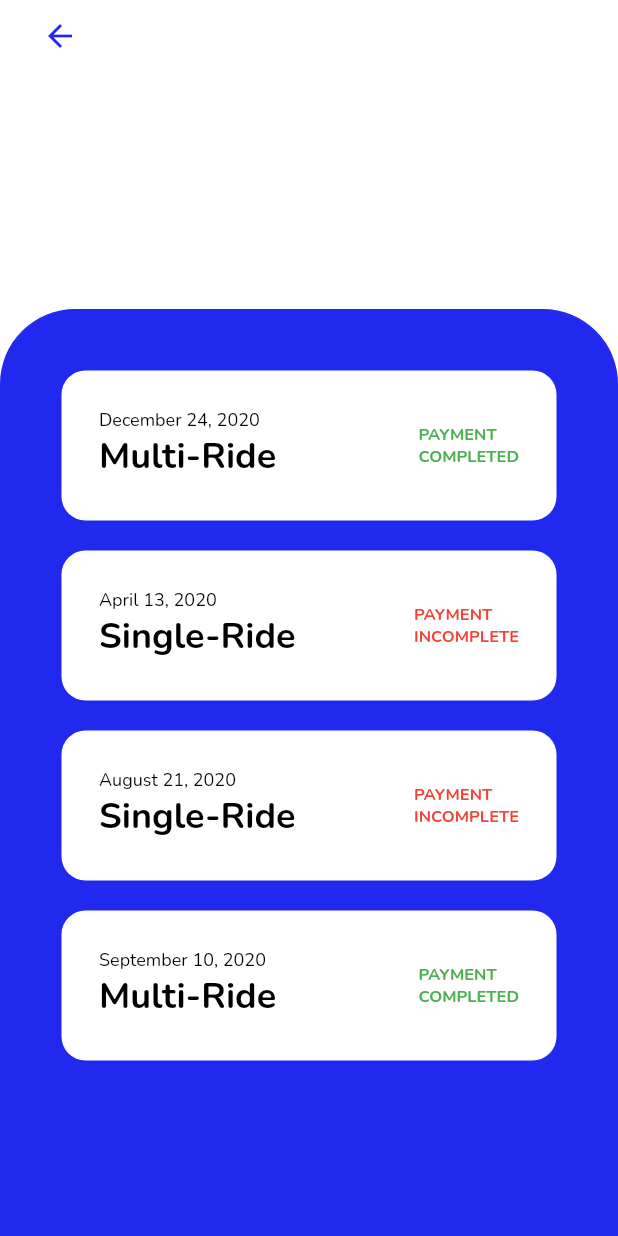
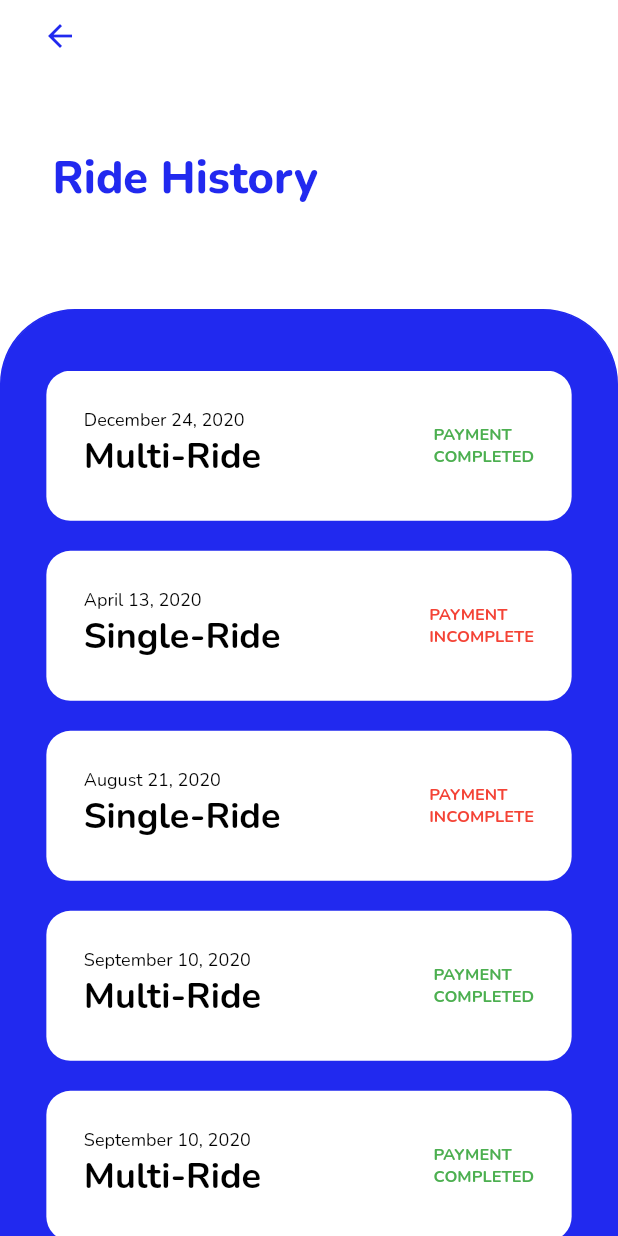
Before and after one commit to lhancewong/CSCI42-One-Big-Car, a Flutter app: the RideHistory screen opened by its route, on a phone screen of 412 x 824 dp. Run offline on Flutter 3.47's test engine with Material 2 defaults, Android fonts, the phone set to English and light mode, and no system bars; our stand-ins replace date_field, firebase_auth, firebase_core; missing offline and left inert: firebase_ui_auth; accounts and stored records are empty.

Commit message:
Add scrolling list feature to ride history page

```diff
--- a/lib/pages/ride_history.dart
+++ b/lib/pages/ride_history.dart
@@ -24,42 +24,69 @@ class _RideHistoryState extends State<RideHistory> {
   @override
   Widget build(BuildContext context) {
     double screenHeight = MediaQuery.of(context).size.height;
+    Color obcBlue = const Color.fromRGBO(33, 41, 239, 1);
 
     return Scaffold(
       backgroundColor: Colors.white,
       floatingActionButtonLocation: FloatingActionButtonLocation.startTop,
-      floatingActionButton: const BackButton(
-        color: Color.fromRGBO(33, 41, 239, 1),
+      floatingActionButton: BackButton(
+        color: obcBlue,
       ),
       body: Stack(
         children: [
+          Padding(
+            padding: EdgeInsets.only(
+              left: 35,
+              top: screenHeight * 0.12,
+            ),
+            child: Text(
+              'Ride History',
+              style: TextStyle(
+                fontWeight: FontWeight.w800,
+                fontSize: 30,
+                fontFamily: 'Nunito',
+                color: obcBlue,
+              ),
+            ),
+          ),
           Align(
             alignment: Alignment.bottomCenter,
             child: Container(
               padding: const EdgeInsets.all(40.0),
               height: screenHeight * 0.75,
               decoration: BoxDecoration(
-                border: Border.all(color: const Color.fromRGBO(33, 41, 239, 1)),
+                border: Border.all(color: obcBlue),
                 borderRadius: const BorderRadius.only(
                   topLeft: Radius.circular(50),
                   topRight: Radius.circular(50),
                 ),
-                color: const Color.fromRGBO(33, 41, 239, 1),
+                color: obcBlue,
               ),
+            ),
+          ),
+          DraggableScrollableSheet(
+            initialChildSize: 0.70,
+            minChildSize:  0.70,
+            maxChildSize: 0.70,
+            builder : (context, scrollController) {
+              return SingleChildScrollView(
                 child: Column(
                   children: [
                     RideInfo(isMulti: true, paidFor: true, date: DateTime(2020, 12, 24)),
-                  const SizedBox(height: 20),
                     RideInfo(isMulti: false, paidFor: false, date: DateTime(2020, 4, 13)),
-                  const SizedBox(height: 20),
                     RideInfo(isMulti: false, paidFor: false, date: DateTime(2020, 8, 21)),
-                  const SizedBox(height: 20),
+                    RideInfo(isMulti: true, paidFor: true, date: DateTime(2020, 9, 10)),
+                    RideInfo(isMulti: true, paidFor: true, date: DateTime(2020, 9, 10)),
+                    RideInfo(isMulti: true, paidFor: true, date: DateTime(2020, 9, 10)),
+                    RideInfo(isMulti: true, paidFor: true, date: DateTime(2020, 9, 10)),
+                    RideInfo(isMulti: true, paidFor: true, date: DateTime(2020, 9, 10)),
                     RideInfo(isMulti: true, paidFor: true, date: DateTime(2020, 9, 10)),
                   ],
                 ),
+              );
+            },
           ),
-          ),
-        ],
+        ]
       ),
     );
   }
@@ -98,6 +125,7 @@ class _RideInfoState extends State<RideInfo> {
         color: Colors.white,
       ),
       padding: const EdgeInsets.all(25),
+      margin: const EdgeInsets.only(bottom: 20),
       child: Row(
         children: [
           Flexible(
```
Lines whose indentation alone changed are shown as unchanged.
